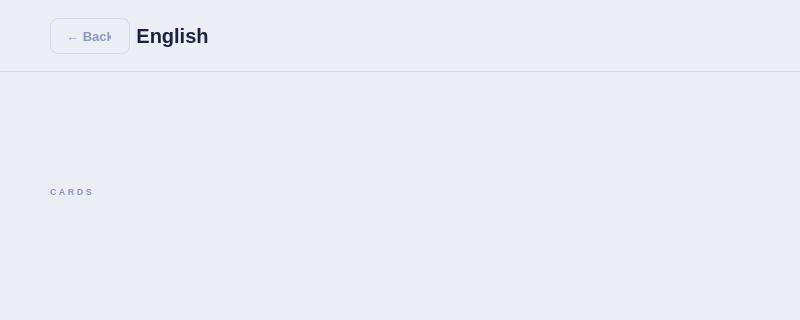
DIDimov24/Aethera, file src/ui/lessons/Flashcarddeck/flashcarddeck.ui: the form before one commit; both pictures show x 0 to 800 and y 0 to 320 of the 800 by 750 pixel window.
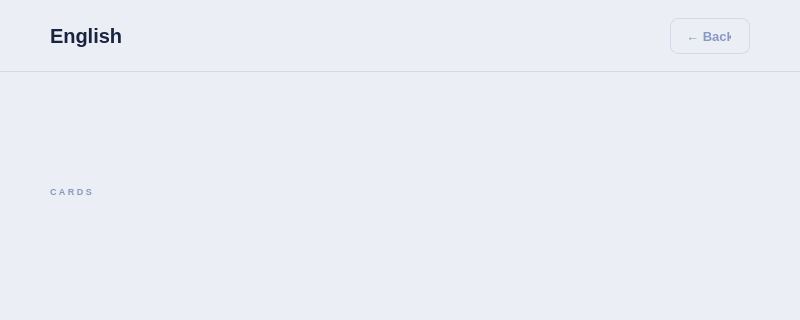
The form after the commit.

Commit message: Move back button in flashcard deck page

Diff of the .ui file:
```diff
--- a/src/ui/lessons/Flashcarddeck/flashcarddeck.ui
+++ b/src/ui/lessons/Flashcarddeck/flashcarddeck.ui
@@ -51,6 +51,17 @@
       <property name="topMargin"><number>0</number></property>
       <property name="rightMargin"><number>50</number></property>
       <property name="bottomMargin"><number>0</number></property>
+      <item>
+       <widget class="QLabel" name="labelDeckTitle">
+        <property name="text"><string>English</string></property>
+       </widget>
+      </item>
+      <item>
+       <spacer name="deckHeaderSpacer">
+        <property name="orientation"><enum>Qt::Orientation::Horizontal</enum></property>
+        <property name="sizeHint" stdset="0"><size><width>40</width><height>20</height></size></property>
+       </spacer>
+      </item>
       <item>
        <widget class="QPushButton" name="buttonBack">
         <property name="minimumSize"><size><width>80</width><height>36</height></size></property>
@@ -58,24 +69,6 @@
         <property name="text"><string>← Back</string></property>
        </widget>
       </item>
-      <item>
-       <widget class="QWidget" name="headerTextBlock" native="true">
-        <layout class="QVBoxLayout" name="headerTextLayout">
-         <property name="spacing"><number>1</number></property>
-         <property name="leftMargin"><number>0</number></property>
-         <property name="topMargin"><number>0</number></property>
-         <property name="rightMargin"><number>0</number></property>
-         <property name="bottomMargin"><number>0</number></property>
-                 <item>
-                    <widget class="QLabel" name="labelDeckTitle">
-                     <property name="text"><string>English</string></property>
-                     <property name="alignment"><set>Qt::AlignCenter</set></property>
-                    </widget>
-                 </item>
-        </layout>
-       </widget>
-      </item>
-            <item><spacer name="deckHeaderSpacer"><property name="orientation"><enum>Qt::Orientation::Horizontal</enum></property><property name="sizeHint" stdset="0"><size><width>80</width><height>20</height></size></property></spacer></item>
      </layout>
     </widget>
    </item>
```
